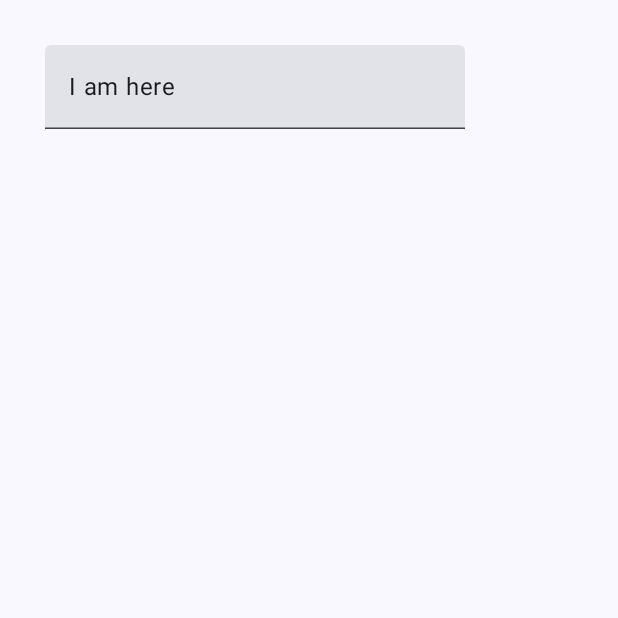
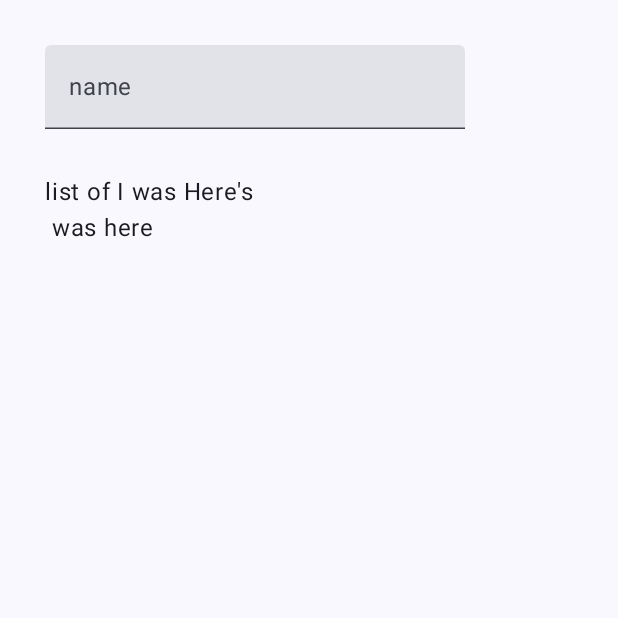
Before and after one commit to dynamic2code/Text_field, an Android app built with Jetpack Compose: the screen it shows after launch (MainActivity), on a phone screen of 412 x 824 dp, the top half of it. Run offline under Robolectric (Android 15) with nearby library versions, the phone set to English and light mode, and no system bars.

```diff
--- a/app/src/main/java/com/example/textfield/MainActivity.kt
+++ b/app/src/main/java/com/example/textfield/MainActivity.kt
@@ -4,18 +4,24 @@ import android.os.Bundle
 import androidx.activity.ComponentActivity
 import androidx.activity.compose.setContent
 import androidx.compose.foundation.layout.Column
+import androidx.compose.foundation.layout.Spacer
 import androidx.compose.foundation.layout.fillMaxSize
 import androidx.compose.foundation.layout.padding
+import androidx.compose.foundation.layout.size
 import androidx.compose.material3.ExperimentalMaterial3Api
 import androidx.compose.material3.MaterialTheme
 import androidx.compose.material3.Surface
 import androidx.compose.material3.Text
 import androidx.compose.material3.TextField
 import androidx.compose.runtime.Composable
+import androidx.compose.runtime.mutableStateOf
+import androidx.compose.runtime.remember
 import androidx.compose.ui.Modifier
 import androidx.compose.ui.tooling.preview.Preview
 import androidx.compose.ui.unit.dp
 import com.example.textfield.ui.theme.TextfieldTheme
+import androidx.compose.runtime.getValue
+import androidx.compose.runtime.setValue
 
 class MainActivity : ComponentActivity() {
     override fun onCreate(savedInstanceState: Bundle?) {
@@ -38,14 +44,30 @@ class MainActivity : ComponentActivity() {
 @Composable
 fun Text_field(){
     Column(
-        modifier = Modifier.fillMaxSize()
+        modifier = Modifier
+            .fillMaxSize()
             .padding(30.dp)
     ) {
-        val
-        TextField(value = "I am here", onValueChange = {} )
+        var name by remember {
+            mutableStateOf("")
+        }
+        TextField(value = name, onValueChange = {newname->
+            name = newname
+        },
+            label = {
+                Text(text = "name")
+            },
+            singleLine = true
+        )
+        Spacer(modifier = Modifier.size(30.dp))
+        Text(text = "list of I was Here's")
+        Text(text = "$name was here")
     }
 
 }
+
+
+
 @Composable
 fun Greeting(name: String, modifier: Modifier = Modifier) {
     Text(
```
